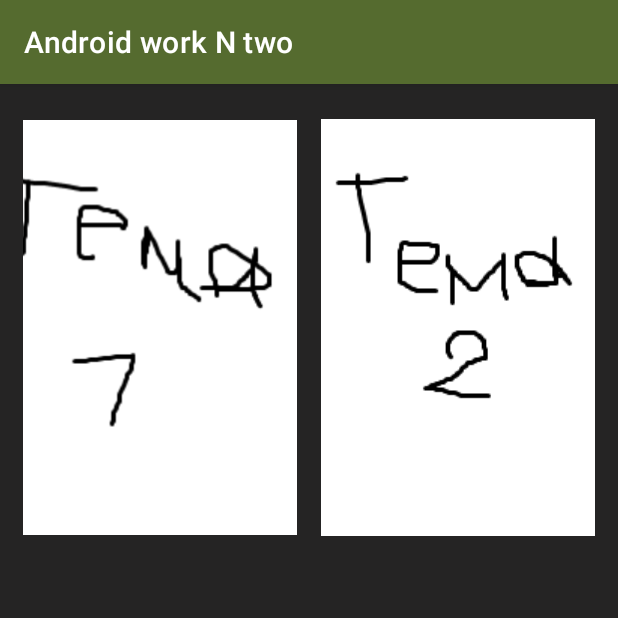
After one commit to lekoal/android_work_n_two, an Android app: the ThemeSelectionActivity screen opened directly, with no data from a screen before it, on a phone screen of 412 x 824 dp, the top half of it. The commit adds this screen. Run offline under Robolectric (Android 15) with nearby library versions, the phone set to English and light mode, and no system bars.

Commit message:
Theme selection layout in production

```diff
--- a/app/src/main/AndroidManifest.xml
+++ b/app/src/main/AndroidManifest.xml
@@ -9,6 +9,9 @@
         android:roundIcon="@mipmap/ic_launcher_round"
         android:supportsRtl="true"
         android:theme="@style/Theme.AndroidWorkNTwo">
+        <activity
+            android:name=".ui.ThemeSelectionActivity"
+            android:exported="false" />
         <activity
             android:name=".ui.CalculatorActivity"
             android:exported="true"
--- /dev/null
+++ b/app/src/main/java/com/example/androidworkntwo/ui/ThemeSelectionActivity.java
@@ -0,0 +1,16 @@
+package com.example.androidworkntwo.ui;
+
+import androidx.appcompat.app.AppCompatActivity;
+
+import android.os.Bundle;
+
+import com.example.androidworkntwo.R;
+
+public class ThemeSelectionActivity extends AppCompatActivity {
+
+    @Override
+    protected void onCreate(Bundle savedInstanceState) {
+        super.onCreate(savedInstanceState);
+        setContentView(R.layout.activity_theme_selection);
+    }
+}
--- a/app/src/main/res/layout-land/activity_main.xml
+++ b/app/src/main/res/layout-land/activity_main.xml
@@ -5,7 +5,6 @@
     xmlns:tools="http://schemas.android.com/tools"
     android:layout_width="match_parent"
     android:layout_height="match_parent"
-    android:padding="@dimen/allPadding"
     android:theme="@style/MyBlackTheme"
     tools:context=".ui.CalculatorActivity"
     android:orientation="horizontal">
--- a/app/src/main/res/layout/activity_main.xml
+++ b/app/src/main/res/layout/activity_main.xml
@@ -5,7 +5,6 @@
     xmlns:tools="http://schemas.android.com/tools"
     android:layout_width="match_parent"
     android:layout_height="match_parent"
-    android:padding="@dimen/allPadding"
     android:theme="@style/MyBlackTheme"
     tools:context=".ui.CalculatorActivity"
     android:orientation="vertical">
--- /dev/null
+++ b/app/src/main/res/layout/activity_theme_selection.xml
@@ -0,0 +1,26 @@
+<?xml version="1.0" encoding="utf-8"?>
+<androidx.constraintlayout.widget.ConstraintLayout xmlns:android="http://schemas.android.com/apk/res/android"
+    xmlns:app="http://schemas.android.com/apk/res-auto"
+    xmlns:tools="http://schemas.android.com/tools"
+    android:layout_width="match_parent"
+    android:layout_height="match_parent"
+    style="@style/MyBlackTheme"
+    tools:context=".ui.ThemeSelectionActivity">
+
+    <ImageView
+        android:id="@+id/image_dark_light_theme"
+        style="@style/ImageViewThemeSelection"
+        app:layout_constraintStart_toStartOf="parent"
+        app:layout_constraintTop_toTopOf="parent"
+        app:layout_constraintEnd_toStartOf="@id/image_black_theme"
+        android:src="@drawable/theme1" />
+
+    <ImageView
+        android:id="@+id/image_black_theme"
+        style="@style/ImageViewThemeSelection"
+        app:layout_constraintStart_toEndOf="@id/image_dark_light_theme"
+        app:layout_constraintTop_toTopOf="parent"
+        app:layout_constraintEnd_toEndOf="parent"
+        android:src="@drawable/theme2" />
+
+</androidx.constraintlayout.widget.ConstraintLayout>
--- a/app/src/main/res/values-night/themes.xml
+++ b/app/src/main/res/values-night/themes.xml
@@ -14,10 +14,11 @@
         <!-- Customize your theme here. -->
     </style>
 
-    <style name="MyDarkLiteTheme" parent="Theme.AndroidWorkNTwo">
+    <style name="MyDarkLightTheme" parent="Theme.AndroidWorkNTwo">
         <item name="colorPrimary">@color/colorPrimary</item>
         <item name="colorPrimaryVariant">@color/colorPrimaryVariant</item>
         <item name="colorOnPrimary">@color/colorOnPrimary</item>
+        <item name="android:padding">@dimen/allPadding</item>
     </style>
 
     <style name="MyBlackTheme" parent="Theme.AndroidWorkNTwo">
@@ -25,5 +26,6 @@
         <item name="colorPrimaryVariant">@color/colorBlackThemePrimaryVariant</item>
         <item name="colorOnPrimary">@color/colorBlackThemeOnPrimary</item>
         <item name="android:background">@color/colorBlackThemeBackground</item>
+        <item name="android:padding">@dimen/allPadding</item>
     </style>
 </resources>
--- a/app/src/main/res/values/styles.xml
+++ b/app/src/main/res/values/styles.xml
@@ -58,4 +58,10 @@
         <item name="strokeWidth">@dimen/strokeWidth</item>
     </style>
 
+    <style name="ImageViewThemeSelection">
+        <item name="android:layout_width">wrap_content</item>
+        <item name="android:layout_height">wrap_content</item>
+        <item name="android:layout_margin">@dimen/margin</item>
+    </style>
+
 </resources>
--- a/app/src/main/res/values/themes.xml
+++ b/app/src/main/res/values/themes.xml
@@ -14,10 +14,11 @@
         <!-- Customize your theme here. -->
     </style>
 
-    <style name="MyDarkLiteTheme" parent="Theme.AndroidWorkNTwo">
+    <style name="MyDarkLightTheme" parent="Theme.AndroidWorkNTwo">
         <item name="colorPrimary">@color/colorPrimary</item>
         <item name="colorPrimaryVariant">@color/colorPrimaryVariant</item>
         <item name="colorOnPrimary">@color/colorOnPrimary</item>
+        <item name="android:padding">@dimen/allPadding</item>
     </style>
 
     <style name="MyBlackTheme" parent="Theme.AndroidWorkNTwo">
@@ -25,5 +26,6 @@
         <item name="colorPrimaryVariant">@color/colorBlackThemePrimaryVariant</item>
         <item name="colorOnPrimary">@color/colorBlackThemeOnPrimary</item>
         <item name="android:background">@color/colorBlackThemeBackground</item>
+        <item name="android:padding">@dimen/allPadding</item>
     </style>
 </resources>
```
Also changed, not shown: app/src/main/res/drawable/theme1.png (added), app/src/main/res/drawable/theme2.png (added).
